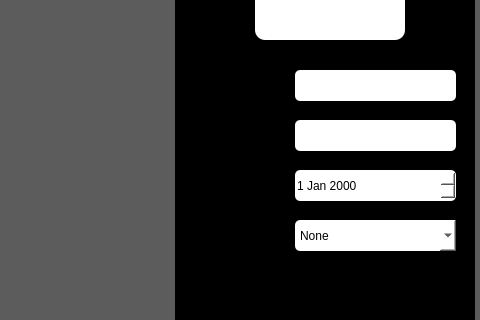
DoMinhTuong/python-app, file ui/mainmenu.ui: the form before one commit; both pictures show x 235 to 715 and y 210 to 530 of the 1250 by 800 pixel window.
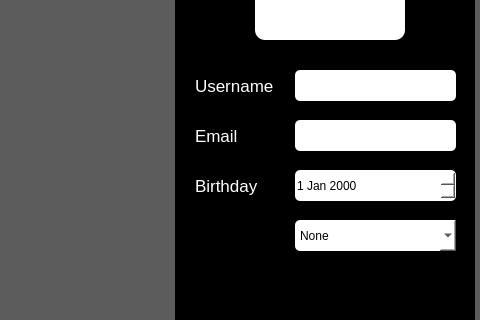
The form after the commit. Icons and pictures are not drawn.

Diff of the .ui file:
```diff
--- a/ui/mainmenu.ui
+++ b/ui/mainmenu.ui
@@ -156,45 +156,6 @@
          <string>Email</string>
         </property>
        </widget>
-       <widget class="QLabel" name="label_3">
-        <property name="geometry">
-         <rect>
-          <x>20</x>
-          <y>260</y>
-          <width>71</width>
-          <height>31</height>
-         </rect>
-        </property>
-        <property name="text">
-         <string>Name</string>
-        </property>
-       </widget>
-       <widget class="QLabel" name="label_5">
-        <property name="geometry">
-         <rect>
-          <x>20</x>
-          <y>310</y>
-          <width>81</width>
-          <height>31</height>
-         </rect>
-        </property>
-        <property name="text">
-         <string>Day of birth</string>
-        </property>
-       </widget>
-       <widget class="QLabel" name="label_6">
-        <property name="geometry">
-         <rect>
-          <x>20</x>
-          <y>360</y>
-          <width>81</width>
-          <height>31</height>
-         </rect>
-        </property>
-        <property name="text">
-         <string>Gender</string>
-        </property>
-       </widget>
        <widget class="QPushButton" name="btn_update_info">
         <property name="geometry">
          <rect>
@@ -241,6 +202,69 @@
          <string/>
         </property>
        </widget>
+       <widget class="QLabel" name="label_4">
+        <property name="geometry">
+         <rect>
+          <x>20</x>
+          <y>210</y>
+          <width>91</width>
+          <height>31</height>
+         </rect>
+        </property>
+        <property name="font">
+         <font>
+          <pointsize>13</pointsize>
+         </font>
+        </property>
+        <property name="styleSheet">
+         <string notr="true">color:rgb(255, 255, 255);</string>
+        </property>
+        <property name="text">
+         <string>Username</string>
+        </property>
+       </widget>
+       <widget class="QLabel" name="label_5">
+        <property name="geometry">
+         <rect>
+          <x>20</x>
+          <y>260</y>
+          <width>91</width>
+          <height>31</height>
+         </rect>
+        </property>
+        <property name="font">
+         <font>
+          <pointsize>13</pointsize>
+         </font>
+        </property>
+        <property name="styleSheet">
+         <string notr="true">color:rgb(255, 255, 255);</string>
+        </property>
+        <property name="text">
+         <string>Email</string>
+        </property>
+       </widget>
+       <widget class="QLabel" name="label_6">
+        <property name="geometry">
+         <rect>
+          <x>20</x>
+          <y>310</y>
+          <width>91</width>
+          <height>31</height>
+         </rect>
+        </property>
+        <property name="font">
+         <font>
+          <pointsize>13</pointsize>
+         </font>
+        </property>
+        <property name="styleSheet">
+         <string notr="true">color:rgb(255, 255, 255);</string>
+        </property>
+        <property name="text">
+         <string>Birthday</string>
+        </property>
+       </widget>
       </widget>
       <widget class="QPushButton" name="setting">
        <property name="geometry">
```
